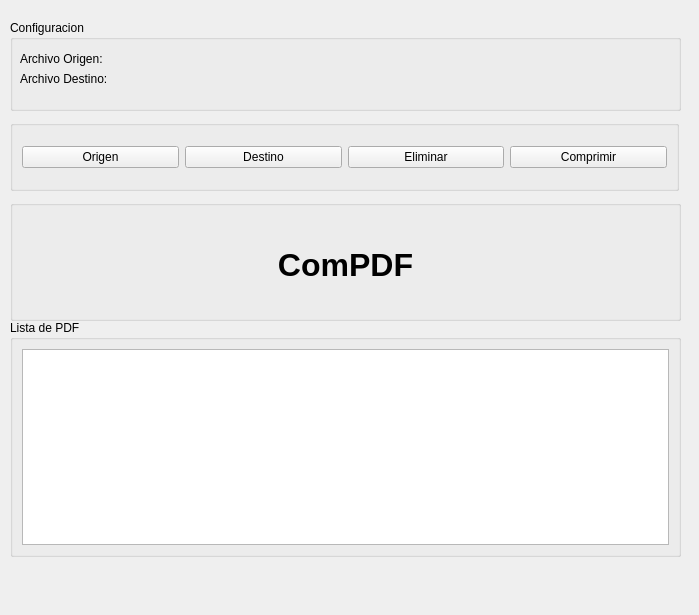
This is principal.ui in shamandul/comPDF as Qt 5 draws it before an edit. The edited form follows.
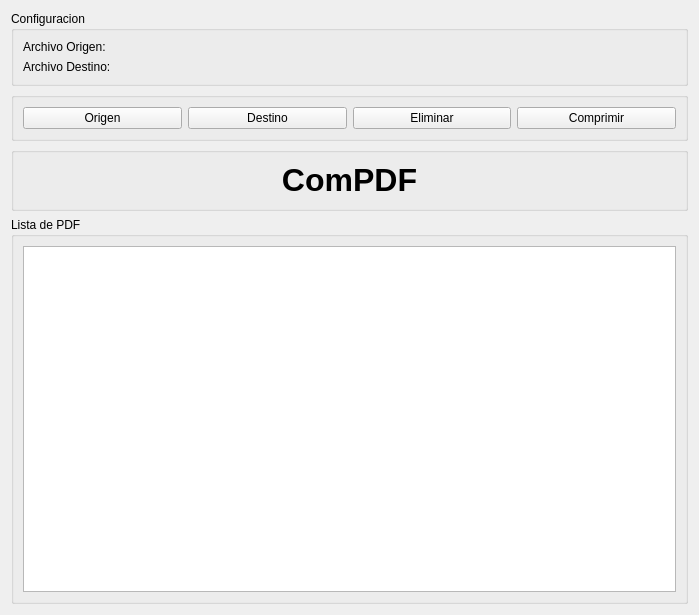
This is the edited form. Icons and pictures are not drawn.

Commit message: modificaciones en interfaz de usuario

Diff of the .ui file:
```diff
--- a/principal.ui
+++ b/principal.ui
@@ -17,15 +17,46 @@
    <iconset resource="recurso.qrc">
     <normaloff>:/images/image/Sepia.png</normaloff>:/images/image/Sepia.png</iconset>
   </property>
+  <layout class="QGridLayout" name="gridLayout_2">
+   <item row="0" column="0">
+    <widget class="QGroupBox" name="groupBox_3">
+     <property name="title">
+      <string>Configuracion</string>
+     </property>
+     <layout class="QGridLayout" name="gridLayout_3">
+      <item row="0" column="0">
+       <widget class="QLabel" name="label">
+        <property name="text">
+         <string>Archivo Origen:</string>
+        </property>
+       </widget>
+      </item>
+      <item row="0" column="1">
+       <widget class="QLabel" name="tx_origen">
+        <property name="text">
+         <string/>
+        </property>
+       </widget>
+      </item>
+      <item row="1" column="0">
+       <widget class="QLabel" name="label_3">
+        <property name="text">
+         <string>Archivo Destino:</string>
+        </property>
+       </widget>
+      </item>
+      <item row="1" column="1">
+       <widget class="QLabel" name="tx_destino">
+        <property name="text">
+         <string/>
+        </property>
+       </widget>
+      </item>
+     </layout>
+    </widget>
+   </item>
+   <item row="1" column="0">
   <widget class="QGroupBox" name="groupBox">
-   <property name="geometry">
-    <rect>
-     <x>10</x>
-     <y>120</y>
-     <width>669</width>
-     <height>71</height>
-    </rect>
-   </property>
    <property name="title">
     <string/>
    </property>
@@ -60,27 +91,15 @@
     </item>
    </layout>
   </widget>
+   </item>
+   <item row="2" column="0">
   <widget class="QGroupBox" name="groupBox_2">
-   <property name="geometry">
-    <rect>
-     <x>10</x>
-     <y>200</y>
-     <width>671</width>
-     <height>121</height>
-    </rect>
-   </property>
    <property name="title">
     <string/>
    </property>
+     <layout class="QGridLayout" name="gridLayout_4">
+      <item row="0" column="0">
    <widget class="QLabel" name="tx_mensaje">
-    <property name="geometry">
-     <rect>
-      <x>10</x>
-      <y>40</y>
-      <width>651</width>
-      <height>51</height>
-     </rect>
-    </property>
     <property name="font">
      <font>
       <pointsize>24</pointsize>
@@ -90,81 +109,12 @@
      <string>&lt;html&gt;&lt;head/&gt;&lt;body&gt;&lt;p align=&quot;center&quot;&gt;&lt;span style=&quot; font-size:24pt; font-weight:600;&quot;&gt;ComPDF&lt;/span&gt;&lt;/p&gt;&lt;/body&gt;&lt;/html&gt;</string>
     </property>
    </widget>
-  </widget>
-  <widget class="QGroupBox" name="groupBox_3">
-   <property name="geometry">
-    <rect>
-     <x>10</x>
-     <y>20</y>
-     <width>671</width>
-     <height>91</height>
-    </rect>
-   </property>
-   <property name="title">
-    <string>Configuracion</string>
-   </property>
-   <widget class="QLabel" name="label">
-    <property name="geometry">
-     <rect>
-      <x>10</x>
-      <y>30</y>
-      <width>101</width>
-      <height>18</height>
-     </rect>
-    </property>
-    <property name="text">
-     <string>Archivo Origen:</string>
-    </property>
-   </widget>
-   <widget class="QLabel" name="tx_origen">
-    <property name="geometry">
-     <rect>
-      <x>118</x>
-      <y>30</y>
-      <width>541</width>
-      <height>20</height>
-     </rect>
-    </property>
-    <property name="text">
-     <string/>
-    </property>
-   </widget>
-   <widget class="QLabel" name="label_3">
-    <property name="geometry">
-     <rect>
-      <x>10</x>
-      <y>50</y>
-      <width>101</width>
-      <height>18</height>
-     </rect>
-    </property>
-    <property name="text">
-     <string>Archivo Destino:</string>
-    </property>
-   </widget>
-   <widget class="QLabel" name="tx_destino">
-    <property name="geometry">
-     <rect>
-      <x>120</x>
-      <y>50</y>
-      <width>541</width>
-      <height>20</height>
-     </rect>
-    </property>
-    <property name="text">
-     <string/>
-    </property>
-   </widget>
-  </widget>
+      </item>
+     </layout>
+    </widget>
+   </item>
+   <item row="3" column="0">
   <widget class="QGroupBox" name="groupBox_4">
-   <property name="geometry">
-    <rect>
-     <x>10</x>
-     <y>320</y>
-     <width>671</width>
-     <height>237</height>
-    </rect>
-   </property>
    <property name="title">
     <string>Lista de PDF</string>
    </property>
@@ -174,6 +124,8 @@
     </item>
    </layout>
   </widget>
+   </item>
+  </layout>
  </widget>
  <resources>
   <include location="recurso.qrc"/>
```
Lines whose indentation alone changed are shown as unchanged.
